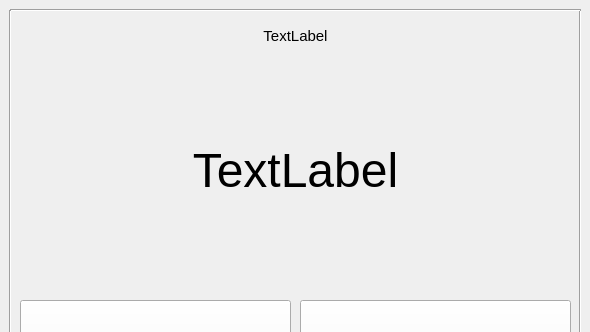
First picture: the form in ui/mainpage.ui, repository burakivayki/QT_TransitValidatorApp, before the edit; both pictures show x 0 to 590 and y 0 to 332 of the 590 by 1010 pixel window.
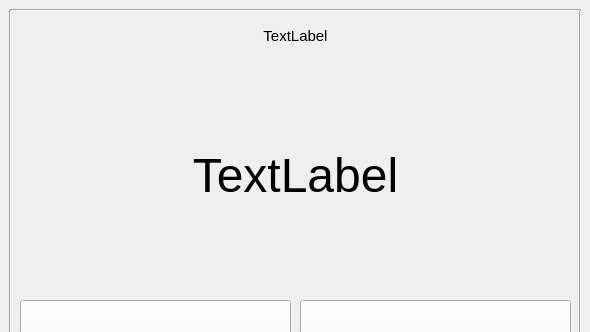
Second picture: the form after the edit.

The edit to the form file:
```diff
--- a/ui/mainpage.ui
+++ b/ui/mainpage.ui
@@ -84,9 +84,9 @@
    <property name="geometry">
     <rect>
      <x>20</x>
-     <y>40</y>
+     <y>50</y>
      <width>551</width>
-     <height>261</height>
+     <height>251</height>
     </rect>
    </property>
    <property name="font">
```
